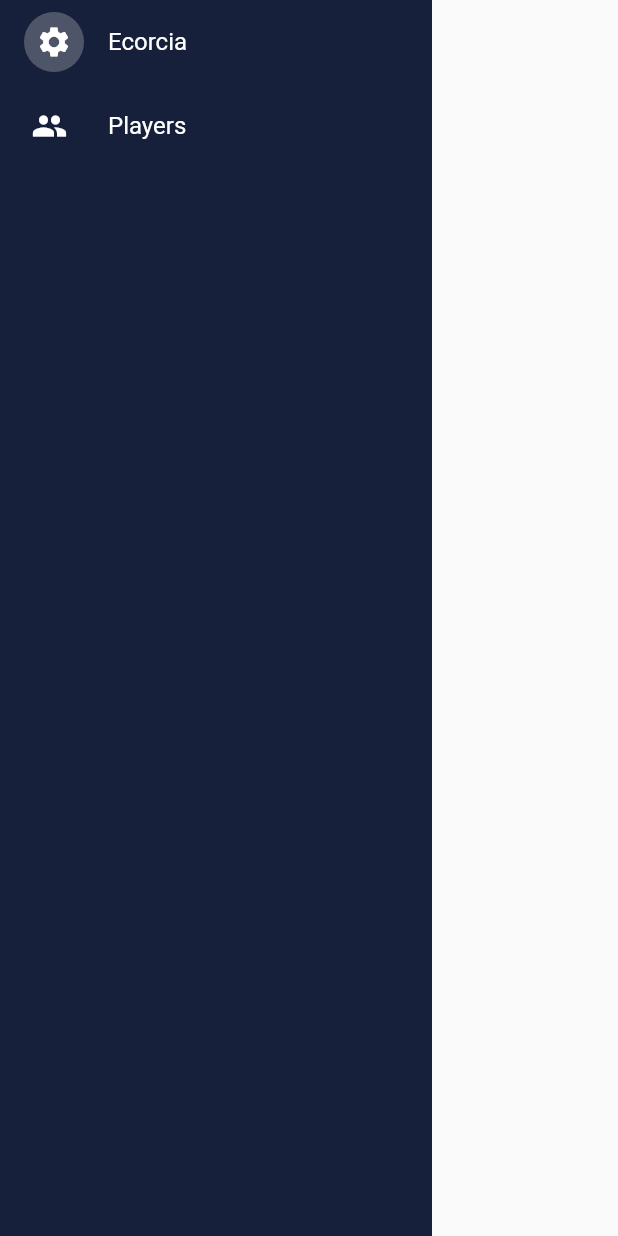
After one commit to VincentGonnet/Project-Universe, a Flutter app: the SideMenu screen opened directly, on a phone screen of 412 x 824 dp. The commit adds this screen. Run offline on Flutter 3.47's test engine with Material 2 defaults, Android fonts, the phone set to English and light mode, and no system bars; our stand-ins replace bloc, equatable, firebase_auth, firebase_core, flutter_bloc, google_fonts; accounts and stored records are empty; network calls fail.

Commit message:
feat: sidebar menu (1)

```diff
--- /dev/null
+++ b/lib/components/side_menu/info_card.dart
@@ -0,0 +1,27 @@
+import 'package:flutter/material.dart';
+
+class InfoCard extends StatelessWidget {
+  const InfoCard({
+    Key? key,
+    required this.universeName,
+  }) : super(key: key);
+
+  final String universeName;
+
+  @override
+  Widget build(BuildContext context) {
+    return ListTile(
+      leading: const CircleAvatar(
+        backgroundColor: Colors.white24,
+        child: Icon(
+          Icons.settings,
+          color: Colors.white,
+        ),
+      ),
+      title: Text(
+        universeName,
+        style: const TextStyle(color: Colors.white),
+      ),
+    );
+  }
+}
--- /dev/null
+++ b/lib/components/side_menu/side_menu.dart
@@ -0,0 +1,45 @@
+import 'package:flutter/material.dart';
+import 'package:project_universe/components/side_menu/info_card.dart';
+
+class SideMenu extends StatefulWidget {
+  const SideMenu({super.key});
+
+  @override
+  State<SideMenu> createState() => _SideMenuState();
+}
+
+class _SideMenuState extends State<SideMenu> {
+  @override
+  Widget build(BuildContext context) {
+    return Scaffold(
+      body: SafeArea(
+        child: Container(
+          width: 288,
+          height: double.infinity,
+          color: const Color(0xFF17203A),
+          child: SafeArea(
+            child: Column(children: [
+              const InfoCard(
+                universeName: "Ecorcia",
+              ),
+              ListTile(
+                leading: SizedBox(
+                  height: 34,
+                  width: 34,
+                  child: Icon(
+                    Icons.group,
+                    color: Colors.white,
+                  ),
+                ),
+                title: const Text(
+                  "Players",
+                  style: TextStyle(color: Colors.white),
+                ),
+              )
+            ]),
+          ),
+        ),
+      ),
+    );
+  }
+}
--- a/lib/constants/routes.dart
+++ b/lib/constants/routes.dart
@@ -1,3 +1,5 @@
 const loginRoute = '/login/';
 const registerRoute = '/register/';
 const verifyEmailRoute = '/verify-email/';
+
+const homeRoute = '/home/';
--- a/lib/main.dart
+++ b/lib/main.dart
@@ -1,5 +1,6 @@
 import 'package:flutter/material.dart';
 import 'package:flutter_bloc/flutter_bloc.dart';
+import 'package:project_universe/views/home_view.dart';
 
 import 'constants/routes.dart';
 import 'helpers/loading/loading_screen.dart';
@@ -57,6 +58,7 @@ class _MyHomePageState extends State<MyHomePage> {
         loginRoute: (context) => const LoginView(),
         registerRoute: (context) => const RegisterView(),
         verifyEmailRoute: (context) => const VerifyEmailView(),
+        homeRoute: (context) => const HomeView(),
       },
     );
   }
@@ -79,7 +81,7 @@ class HomePage extends StatelessWidget {
       }
     }, builder: (context, state) {
       if (state is AuthStateLoggedIn) {
-        return const Text("Logged in");
+        return const HomeView();
       } else if (state is AuthStateNeedsVerification) {
         return const VerifyEmailView();
       } else if (state is AuthStateLoggedOut) {
--- /dev/null
+++ b/lib/views/home_view.dart
@@ -0,0 +1,16 @@
+import 'package:flutter/material.dart';
+import 'package:project_universe/components/side_menu/side_menu.dart';
+
+class HomeView extends StatefulWidget {
+  const HomeView({super.key});
+
+  @override
+  State<HomeView> createState() => _HomeViewState();
+}
+
+class _HomeViewState extends State<HomeView> {
+  @override
+  Widget build(BuildContext context) {
+    return SideMenu();
+  }
+}
```
